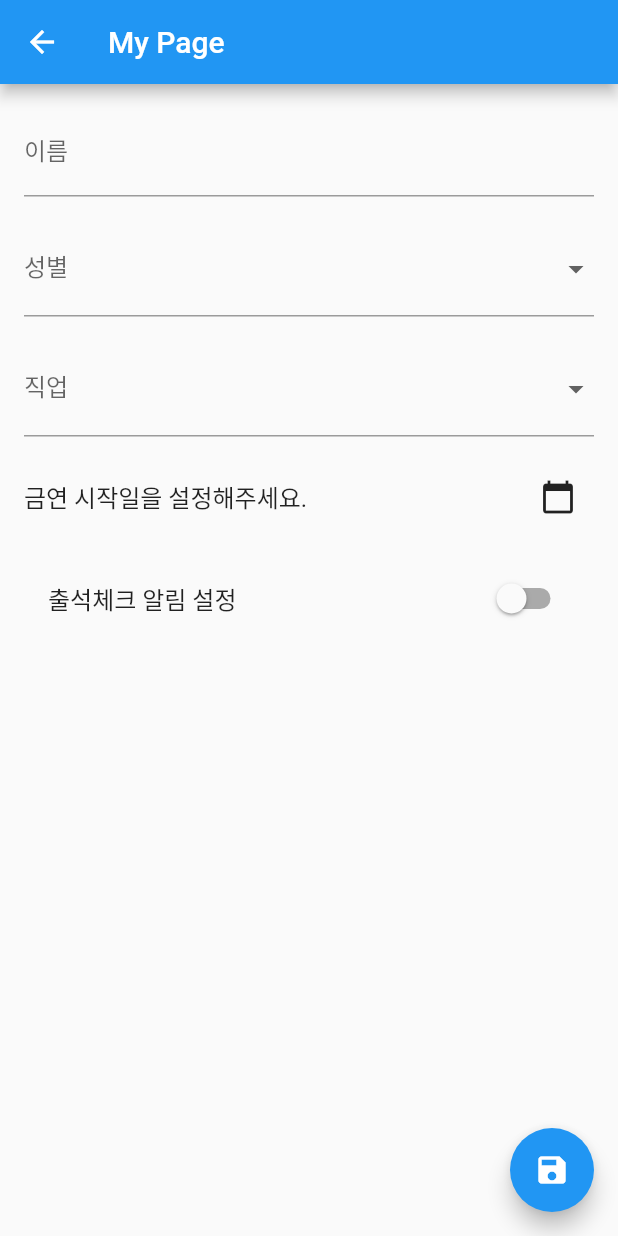
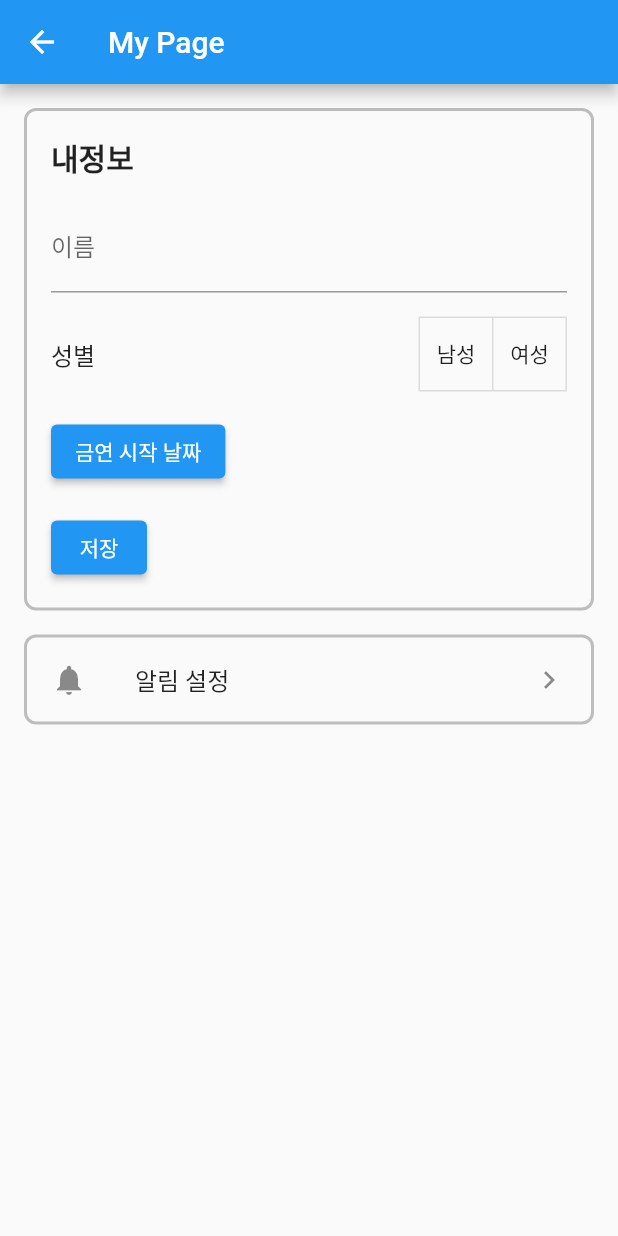
Before and after one commit to IWANNABEADBMASTER/Non-Smoking-Application, a Flutter app: the MyPage screen opened directly, on a phone screen of 412 x 824 dp. Run offline on Flutter 3.47's test engine with Material 2 defaults, Android fonts, the phone set to English and light mode, and no system bars; our stand-ins replace bubble, cloud_firestore, firebase_auth, firebase_core, flutter_calendar_carousel, flutter_dotenv and 4 more; missing offline and left inert: kakao_flutter_sdk_user; accounts and stored records are empty; generated files the repository leaves out were written again; network calls fail.

Commit message:
파이어스토어 데이터 읽고 쓰기 구현

```diff
--- a/lib/pages/MyPage.dart
+++ b/lib/pages/MyPage.dart
@@ -1,5 +1,3 @@
-// ignore_for_file: depend_on_referenced_packages
-
 import 'dart:async';
 
 import 'package:cloud_firestore/cloud_firestore.dart';
@@ -10,7 +8,7 @@ import 'package:shared_preferences/shared_preferences.dart';
 import 'package:timezone/data/latest.dart' as tz;
 import 'package:timezone/timezone.dart' as tz;
 import 'package:kakao_flutter_sdk_user/kakao_flutter_sdk_user.dart' as kakao;
-
+import 'notification_settings_page.dart';
 
 class MyPage extends StatefulWidget {
   const MyPage({Key? key}) : super(key: key);
@@ -24,6 +22,7 @@ class _MyPageState extends State<MyPage> {
   String? _selectedGender;
   DateTime? _quitDate;
   String? _selectedJob;
+  final FirebaseFirestore _firestore = FirebaseFirestore.instance;
 
 
   DateTime dateTime = DateTime.now(); // 사용자가 선택한 시간을 저장
@@ -31,6 +30,8 @@ class _MyPageState extends State<MyPage> {
   int notificationId = 0; // 푸시 알림 ID
   FlutterLocalNotificationsPlugin flutterLocalNotificationsPlugin =
       FlutterLocalNotificationsPlugin();
+  List<String> _genders = ['남성', '여성'];
+  List<bool> _isSelected = [false, false];
 
   @override
   void initState() {
@@ -40,35 +41,50 @@ class _MyPageState extends State<MyPage> {
   }
 
   Future<void> _loadUserInformation() async {
-    final sharedPreferences = await SharedPreferences.getInstance();
+
+    final kakao.User user = await kakao.UserApi.instance.me();
+    final userDocRef = FirebaseFirestore.instance.collection('users').doc(user.id.toString());
+    final userId = await userDocRef.get();
+    print('MyPageUserId ::: $userId');
+    print('userid: ${user.id}');
+
+    if (userId != null) {
+      final userDocRef = FirebaseFirestore.instance.collection('users').doc(user.id.toString());
+      final userData = await userDocRef.get();
+
       setState(() {
-      _nameController.text = sharedPreferences.getString('name') ?? '';
-      _selectedGender = sharedPreferences.getString('gender');
-      _selectedJob = sharedPreferences.getString('job');
-      final quitDateMilliseconds = sharedPreferences.getInt('quitDate');
+        _nameController.text = userData['displayName'] ?? '';
+        _selectedGender = userData['gender'];
+        _selectedJob = userData['job'];
+        final quitDateMilliseconds = userData['quitDate'];
         _quitDate = quitDateMilliseconds != null
             ? DateTime.fromMillisecondsSinceEpoch(quitDateMilliseconds)
             : null;
       });
     }
+  }
+
+  Future<String?> getUserId() async {
+    final sharedPreferences = await SharedPreferences.getInstance();
+    return sharedPreferences.getString('userId');
+  }
 
   Future<void> _saveUserInformation() async {
-    final sharedPreferences = await SharedPreferences.getInstance();
-    sharedPreferences.setString('name', _nameController.text);
-    sharedPreferences.setString('gender', _selectedGender ?? '');
-    sharedPreferences.setString('job', _selectedJob ?? '');
-    if (_quitDate != null) {
-      sharedPreferences.setInt('quitDate', _quitDate!.millisecondsSinceEpoch);
-    } else {
-      sharedPreferences.remove('quitDate');
+    final userId = await getUserId();
+    if (userId != null) {
+      final userDocRef = FirebaseFirestore.instance.collection('users').doc(userId);
+      await userDocRef.set({
+        'displayName': _nameController.text,
+        'gender': _selectedGender,
+        'quitDate': _quitDate != null ? _quitDate!.millisecondsSinceEpoch : null,
+        'job': _selectedJob,
+      });
     }
   }
 
   Future<void> _updateUserInformation() async {
-    final sharedPreferences = await SharedPreferences.getInstance();
-    final userId = sharedPreferences.getString('userId');
-
-    if (userId != null) {
+  final kakao.User user = await kakao.UserApi.instance.me();
+  final userId = user.id.toString();
   final userDocRef = FirebaseFirestore.instance.collection('users').doc(userId);
 
   await userDocRef.update({
@@ -77,19 +93,16 @@ class _MyPageState extends State<MyPage> {
     'quitDate': _quitDate != null ? _quitDate!.millisecondsSinceEpoch : null,
     'job': _selectedJob,
   });
+
   setState(() {
-      // 사용자 정보가 업데이트되었으므로 상태를 갱신합니다.
-      sharedPreferences.setString('name', _nameController.text);
-      sharedPreferences.setString('gender', _selectedGender ?? '');
-      sharedPreferences.setString('job', _selectedJob ?? '');
-      if (_quitDate != null) {
-        sharedPreferences.setInt('quitDate', _quitDate!.millisecondsSinceEpoch);
-      } else {
-        sharedPreferences.remove('quitDate');
+    _loadUserInformation(); // 수정된 정보를 다시 불러와 UI 업데이트
+  });
+
+  ScaffoldMessenger.of(context).showSnackBar(
+    const SnackBar(content: Text('정보가 업데이트되었습니다.')),
+  );
 }
-    });
-    }
-  }
+
 
   void toggleNotification(bool value) {
     setState(() {
@@ -107,11 +120,12 @@ class _MyPageState extends State<MyPage> {
   }
 
   Future<void> initializeNotifications() async {
-    var initializationSettingsAndroid =
-        const AndroidInitializationSettings('@mipmap/ic_launcher'); // Android 초기화 설정
+    var initializationSettingsAndroid = const AndroidInitializationSettings(
+        '@mipmap/ic_launcher'); // Android 초기화 설정
 
     var initializationSettings = InitializationSettings(
-        android: initializationSettingsAndroid,);
+      android: initializationSettingsAndroid,
+    );
 
     await flutterLocalNotificationsPlugin
         .initialize(initializationSettings); // 알림 플러그인 초기화
@@ -167,6 +181,15 @@ class _MyPageState extends State<MyPage> {
     super.dispose();
   }
 
+  void _selectGender(int index) {
+    setState(() {
+      for (int i = 0; i < _isSelected.length; i++) {
+        _isSelected[i] = (i == index);
+      }
+      _selectedGender = _isSelected[index] ? _genders[index] : null;
+    });
+  }
+
   @override
   Widget build(BuildContext context) {
     return Scaffold(
@@ -178,111 +201,161 @@ class _MyPageState extends State<MyPage> {
         child: Column(
           crossAxisAlignment: CrossAxisAlignment.start,
           children: [
+            Container(
+              padding: EdgeInsets.all(16.0),
+              decoration: BoxDecoration(
+                border: Border.all(color: Colors.grey.shade400, width: 2.0),
+                borderRadius: BorderRadius.circular(8.0),
+              ),
+              child: Column(
+                crossAxisAlignment: CrossAxisAlignment.start,
+                children: [
+                  Text(
+                    '내정보',
+                    style: TextStyle(
+                      fontSize: 20,
+                      fontWeight: FontWeight.bold,
+                    ),
+                  ),
+                  const SizedBox(height: 16.0),
                   TextField(
                     controller: _nameController,
                     decoration: const InputDecoration(labelText: '이름'),
                   ),
                   const SizedBox(height: 16.0),
-            DropdownButtonFormField<String>(
-              value: _selectedGender,
-              onChanged: (value) {
-                setState(() {
-                  _selectedGender = value;
-                });
-              },
-              items: const [
-                DropdownMenuItem(
-                  value: 'male',
-                  child: Text('남성'),
+                  Row(
+                    mainAxisAlignment: MainAxisAlignment.spaceBetween,
+                    children: [
+                      Text(
+                        '성별',
+                        style: TextStyle(
+                          fontSize: 16,
+                          fontWeight: FontWeight.normal,
                         ),
-                DropdownMenuItem(
-                  value: 'female',
-                  child: Text('여성'),
+                      ),
+                      ToggleButtons(
+                        isSelected: _isSelected,
+                        onPressed: _selectGender,
+                        children: [
+                          Text('남성'),
+                          Text('여성'),
+                        ],
                       ),
                     ],
-              decoration: const InputDecoration(
-                labelText: '성별',
+                  ),
+                  const SizedBox(height: 16.0),
+                  ElevatedButton(
+                    onPressed: () async {
+                      final DateTime? pickedDate = await showDatePicker(
+                        context: context,
+                        initialDate: _quitDate ?? DateTime.now(),
+                        firstDate: DateTime(1950),
+                        lastDate: DateTime.now(),
+                      );
+                      if (pickedDate != null) {
+                        setState(() {
+                          _quitDate = pickedDate;
+                        });
+                      }
+                    },
+                    child: Text(
+                      _quitDate != null
+                          ? '금연 시작일: ${_quitDate!.toString().split(' ')[0]}'
+                          : '금연 시작 날짜',
                     ),
                   ),
                   const SizedBox(height: 16.0),
-            DropdownButtonFormField<String>(
-              value: _selectedJob,
-              onChanged: (value) {
+                  ElevatedButton(
+                    onPressed: () async {
+                      await _saveUserInformation();
+                      _updateUserInformation();
+                      ScaffoldMessenger.of(context).showSnackBar(
+                        const SnackBar(content: Text('정보가 저장되었습니다.')),
+                      );
+                      // 토글 버튼 상태에 따라 선택된 성별 설정
                       setState(() {
-                  _selectedJob = value;
+                        _selectedGender = _isSelected[0]
+                            ? _genders[0]
+                            : _isSelected[1]
+                                ? _genders[1]
+                                : null;
                       });
                     },
-              items: const [
-                DropdownMenuItem(
-                  value: '직장인',
-                  child: Text('직장인'),
-                ),
-                DropdownMenuItem(
-                  value: '학생',
-                  child: Text('학생'),
-                ),
-                DropdownMenuItem(
-                  value: '주부',
-                  child: Text('주부'),
-                ),
-                DropdownMenuItem(
-                  value: '군인',
-                  child: Text('군인'),
-                ),
-                DropdownMenuItem(
-                  value: '무직',
-                  child: Text('무직'),
+                    child: const Text('저장'),
                   ),
                 ],
-              decoration: const InputDecoration(
-                labelText: '직업',
+              ),
+            ),
+            const SizedBox(height: 16.0),
+            ListTile(
+              tileColor: Colors.grey.shade50, // 타일의 배경색을 설정할 수 있습니다.
+              shape: RoundedRectangleBorder(
+                borderRadius: BorderRadius.circular(8.0), // 테두리의 모서리를 둥글게 만듭니다.
+                side: BorderSide(
+                    color: Colors.grey.shade400,
+                    width: 2.0), // 테두리의 색상과 두께를 설정합니다.
+              ),
+              leading: Icon(Icons.notifications), // 아이콘 추가
+              title: Text('알림 설정'),
+              trailing: Icon(Icons.chevron_right), // 맨 오른쪽에 화살표 아이콘 추가
+              onTap: () {
+                Navigator.push(
+                  context,
+                  MaterialPageRoute(
+                      builder: (context) => NotificationSettingsPage()),
+                );
+              },
+            ),
+          ],
+        ),
+      ),
+    );
+  }
+}
+
+class NotificationSettingsPage extends StatelessWidget {
+  const NotificationSettingsPage({Key? key}) : super(key: key);
+
+  @override
+  Widget build(BuildContext context) {
+    return Scaffold(
+      appBar: AppBar(
+        title: const Text('알림 설정'),
+      ),
+      body: Padding(
+        padding: const EdgeInsets.all(16.0),
+        child: Column(
+          crossAxisAlignment: CrossAxisAlignment.start,
+          children: [
+            Text(
+              '알림 설정',
+              style: TextStyle(
+                fontSize: 20,
+                fontWeight: FontWeight.bold,
               ),
             ),
             const SizedBox(height: 16.0),
             Row(
+              mainAxisAlignment: MainAxisAlignment.spaceBetween,
               children: [
-                Expanded(
-                  child: Text(
-                    _quitDate != null
-                        ? '금연 시작일: ${_quitDate!.toString().substring(0, 10)}'
-                        : '금연 시작일을 설정해주세요.',
-                    style: TextStyle(fontSize: 16.0),
+                Text(
+                  '매일 알림 받기',
+                  style: TextStyle(
+                    fontSize: 16,
+                    fontWeight: FontWeight.normal,
                   ),
                 ),
-                IconButton(
-                  onPressed: () async {
-                    final selectedDate = await showDatePicker(
-                      context: context,
-                      initialDate: _quitDate ?? DateTime.now(),
-                      firstDate: DateTime(2000),
-                      lastDate: DateTime.now(),
-                    );
-                    if (selectedDate != null) {
-                      setState(() {
-                        _quitDate = selectedDate;
-                      });
-                    }
+                Switch(
+                  value: true,
+                  onChanged: (value) {
+                    // 알림 활성화 여부 변경
                   },
-                  icon: const Icon(Icons.calendar_today),
                 ),
               ],
-            ),
-            const SizedBox(height: 16.0),
-            SwitchListTile(
-              title: const Text('출석체크 알림 설정'),
-              value: isNotificationEnabled,
-              onChanged: toggleNotification,
             ),
           ],
         ),
       ),
-      floatingActionButton: FloatingActionButton(
-        onPressed: () async {
-          await _saveUserInformation();
-          await _updateUserInformation();
-        },
-        child: const Icon(Icons.save),
-      ),
     );
   }
 }
```
Also changed, not shown: lib/pages/Home_page.dart (+14 -8 lines). Lines whose indentation alone changed are shown as unchanged.
